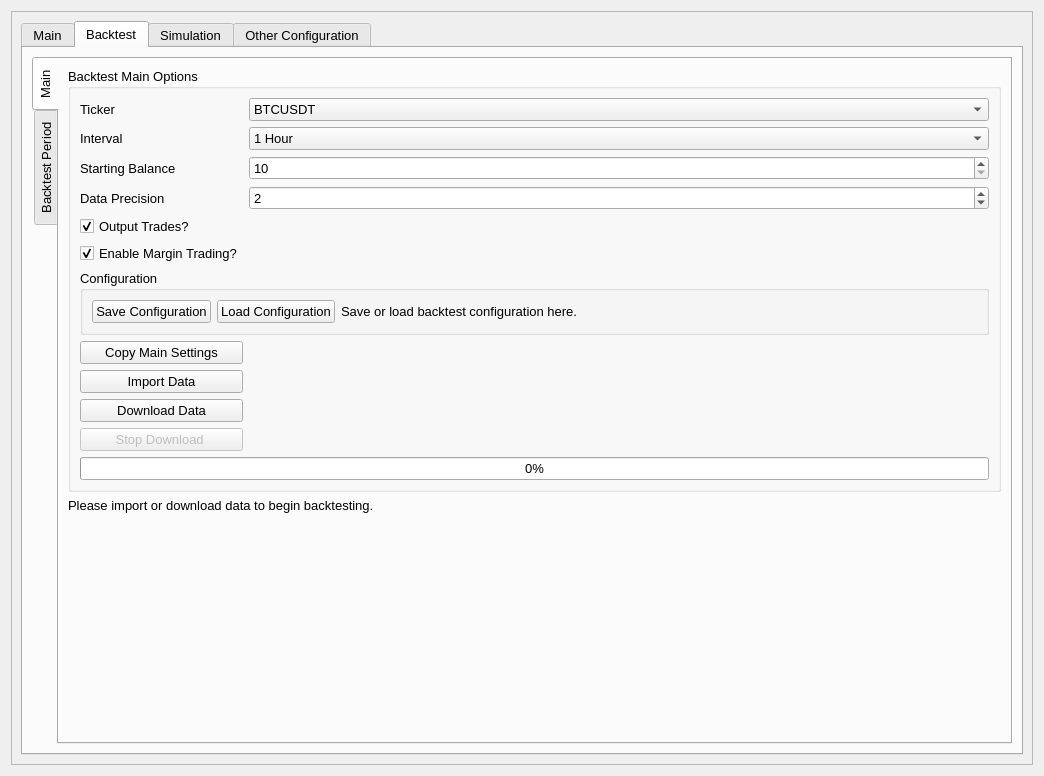
Old version of the form UI/configuration.ui in the repository ZENALC/algobot.
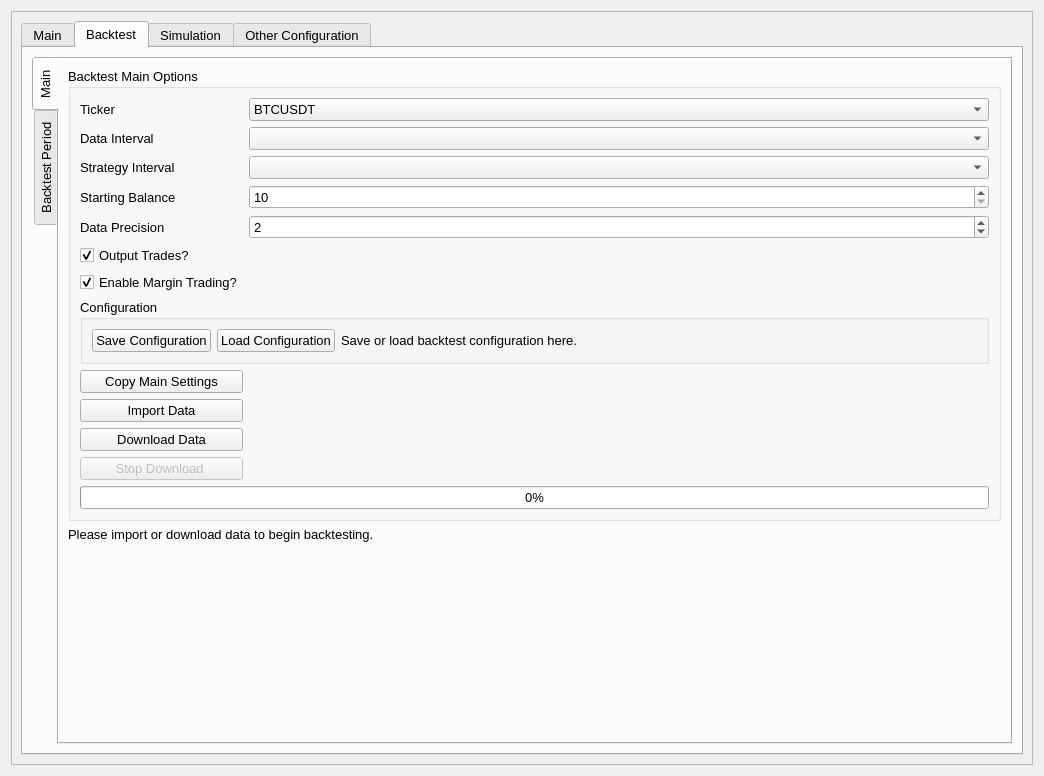
New version of the form. The open tabs and pages were chosen to show the change.

Commit message: refactor and added ability to select strategy data vs use data for backtests

```diff
--- a/UI/configuration.ui
+++ b/UI/configuration.ui
@@ -615,227 +615,6 @@
                   <string>Backtest Main Options</string>
                  </property>
                  <layout class="QGridLayout" name="gridLayout_8">
-                  <item row="7" column="0" colspan="3">
-                   <widget class="QGroupBox" name="groupBox_2">
-                    <property name="title">
-                     <string>Configuration</string>
-                    </property>
-                    <layout class="QHBoxLayout" name="horizontalLayout_6">
-                     <item>
-                      <widget class="QPushButton" name="backtestSaveConfigurationButton">
-                       <property name="text">
-                        <string>Save Configuration</string>
-                       </property>
-                      </widget>
-                     </item>
-                     <item>
-                      <widget class="QPushButton" name="backtestLoadConfigurationButton">
-                       <property name="text">
-                        <string>Load Configuration</string>
-                       </property>
-                      </widget>
-                     </item>
-                     <item>
-                      <widget class="QLabel" name="backtestConfigurationResult">
-                       <property name="text">
-                        <string>Save or load backtest configuration here.</string>
-                       </property>
-                      </widget>
-                     </item>
-                     <item>
-                      <spacer name="horizontalSpacer_7">
-                       <property name="orientation">
-                        <enum>Qt::Horizontal</enum>
-                       </property>
-                       <property name="sizeHint" stdset="0">
-                        <size>
-                         <width>40</width>
-                         <height>20</height>
-                        </size>
-                       </property>
-                      </spacer>
-                     </item>
-                    </layout>
-                   </widget>
-                  </item>
-                  <item row="4" column="0">
-                   <widget class="QLabel" name="backtestPrecisionLabel">
-                    <property name="text">
-                     <string>Data Precision</string>
-                    </property>
-                   </widget>
-                  </item>
-                  <item row="13" column="0">
-                   <widget class="QPushButton" name="backtestDownloadDataButton">
-                    <property name="sizePolicy">
-                     <sizepolicy hsizetype="Preferred" vsizetype="Fixed">
-                      <horstretch>0</horstretch>
-                      <verstretch>0</verstretch>
-                     </sizepolicy>
-                    </property>
-                    <property name="font">
-                     <font>
-                      <pointsize>10</pointsize>
-                     </font>
-                    </property>
-                    <property name="text">
-                     <string>Download Data</string>
-                    </property>
-                   </widget>
-                  </item>
-                  <item row="17" column="0">
-                   <widget class="QPushButton" name="backtestStopDownloadButton">
-                    <property name="enabled">
-                     <bool>false</bool>
-                    </property>
-                    <property name="text">
-                     <string>Stop Download </string>
-                    </property>
-                   </widget>
-                  </item>
-                  <item row="17" column="1">
-                   <widget class="QLabel" name="backtestDownloadLabel">
-                    <property name="text">
-                     <string/>
-                    </property>
-                   </widget>
-                  </item>
-                  <item row="18" column="0" colspan="3">
-                   <widget class="QProgressBar" name="backtestDownloadProgressBar">
-                    <property name="value">
-                     <number>0</number>
-                    </property>
-                   </widget>
-                  </item>
-                  <item row="6" column="0">
-                   <widget class="QCheckBox" name="backtestMarginTradingCheckBox">
-                    <property name="toolTip">
-                     <string>If you don't want to simulate margin trading, untick this.</string>
-                    </property>
-                    <property name="text">
-                     <string>Enable Margin Trading?</string>
-                    </property>
-                    <property name="checked">
-                     <bool>true</bool>
-                    </property>
-                   </widget>
-                  </item>
-                  <item row="2" column="1" colspan="2">
-                   <widget class="QComboBox" name="backtestIntervalComboBox">
-                    <property name="font">
-                     <font>
-                      <pointsize>10</pointsize>
-                     </font>
-                    </property>
-                    <property name="currentText">
-                     <string>1 Hour</string>
-                    </property>
-                    <item>
-                     <property name="text">
-                      <string>1 Hour</string>
-                     </property>
-                    </item>
-                    <item>
-                     <property name="text">
-                      <string>2 Hours</string>
-                     </property>
-                    </item>
-                    <item>
-                     <property name="text">
-                      <string>4 Hours</string>
-                     </property>
-                    </item>
-                    <item>
-                     <property name="text">
-                      <string>6 Hours</string>
-                     </property>
-                    </item>
-                    <item>
-                     <property name="text">
-                      <string>8 Hours</string>
-                     </property>
-                    </item>
-                    <item>
-                     <property name="text">
-                      <string>12 Hours</string>
-                     </property>
-                    </item>
-                    <item>
-                     <property name="text">
-                      <string>1 Day</string>
-                     </property>
-                    </item>
-                    <item>
-                     <property name="text">
-                      <string>3 Days</string>
-                     </property>
-                    </item>
-                    <item>
-                     <property name="text">
-                      <string>1 Minute</string>
-                     </property>
-                    </item>
-                    <item>
-                     <property name="text">
-                      <string>3 Minutes</string>
-                     </property>
-                    </item>
-                    <item>
-                     <property name="text">
-                      <string>5 Minutes</string>
-                     </property>
-                    </item>
-                    <item>
-                     <property name="text">
-                      <string>15 Minutes</string>
-                     </property>
-                    </item>
-                    <item>
-                     <property name="text">
-                      <string>30 Minutes</string>
-                     </property>
-                    </item>
-                   </widget>
-                  </item>
-                  <item row="12" column="0">
-                   <widget class="QPushButton" name="backtestImportDataButton">
-                    <property name="sizePolicy">
-                     <sizepolicy hsizetype="Preferred" vsizetype="Fixed">
-                      <horstretch>0</horstretch>
-                      <verstretch>0</verstretch>
-                     </sizepolicy>
-                    </property>
-                    <property name="font">
-                     <font>
-                      <pointsize>10</pointsize>
-                     </font>
-                    </property>
-                    <property name="whatsThis">
-                     <string>Import CSV data here.</string>
-                    </property>
-                    <property name="text">
-                     <string>Import Data</string>
-                    </property>
-                   </widget>
-                  </item>
-                  <item row="2" column="0">
-                   <widget class="QLabel" name="backtestIntervalLabel">
-                    <property name="sizePolicy">
-                     <sizepolicy hsizetype="Fixed" vsizetype="Preferred">
-                      <horstretch>0</horstretch>
-                      <verstretch>0</verstretch>
-                     </sizepolicy>
-                    </property>
-                    <property name="font">
-                     <font>
-                      <pointsize>10</pointsize>
-                     </font>
-                    </property>
-                    <property name="text">
-                     <string>Interval</string>
-                    </property>
-                   </widget>
-                  </item>
                   <item row="1" column="0">
                    <widget class="QLabel" name="backtestTickerLabel">
                     <property name="sizePolicy">
@@ -854,27 +633,71 @@
                     </property>
                    </widget>
                   </item>
-                  <item row="4" column="1" colspan="2">
-                   <widget class="QSpinBox" name="backtestPrecisionSpinBox">
-                    <property name="minimum">
-                     <number>1</number>
+                  <item row="1" column="1" colspan="2">
+                   <widget class="QComboBox" name="backtestTickerComboBox">
+                    <property name="sizePolicy">
+                     <sizepolicy hsizetype="Preferred" vsizetype="Fixed">
+                      <horstretch>0</horstretch>
+                      <verstretch>0</verstretch>
+                     </sizepolicy>
                     </property>
-                    <property name="maximum">
-                     <number>20</number>
+                    <property name="font">
+                     <font>
+                      <pointsize>10</pointsize>
+                     </font>
                     </property>
-                    <property name="value">
-                     <number>2</number>
-                    </property>
+                    <item>
+                     <property name="text">
+                      <string>BTCUSDT</string>
+                     </property>
+                    </item>
                    </widget>
                   </item>
                   <item row="3" column="0">
+                   <widget class="QLabel" name="backtestStrategyIntervalLabel">
+                    <property name="text">
+                     <string>Strategy Interval</string>
+                    </property>
+                   </widget>
+                  </item>
+                  <item row="2" column="0">
+                   <widget class="QLabel" name="backtestIntervalLabel">
+                    <property name="sizePolicy">
+                     <sizepolicy hsizetype="Fixed" vsizetype="Preferred">
+                      <horstretch>0</horstretch>
+                      <verstretch>0</verstretch>
+                     </sizepolicy>
+                    </property>
+                    <property name="font">
+                     <font>
+                      <pointsize>10</pointsize>
+                     </font>
+                    </property>
+                    <property name="text">
+                     <string>Data Interval</string>
+                    </property>
+                   </widget>
+                  </item>
+                  <item row="4" column="0">
                    <widget class="QLabel" name="backtestStartingBalance">
                     <property name="text">
                      <string>Starting Balance</string>
                     </property>
                    </widget>
                   </item>
-                  <item row="3" column="1" colspan="2">
+                  <item row="2" column="1" colspan="2">
+                   <widget class="QComboBox" name="backtestIntervalComboBox">
+                    <property name="font">
+                     <font>
+                      <pointsize>10</pointsize>
+                     </font>
+                    </property>
+                    <property name="currentText">
+                     <string/>
+                    </property>
+                   </widget>
+                  </item>
+                  <item row="4" column="1" colspan="2">
                    <widget class="QSpinBox" name="backtestStartingBalanceSpinBox">
                     <property name="minimum">
                      <number>10</number>
@@ -884,47 +707,27 @@
                     </property>
                    </widget>
                   </item>
-                  <item row="11" column="1">
-                   <widget class="QLabel" name="backtestCopyLabel">
-                    <property name="text">
-                     <string/>
-                    </property>
-                   </widget>
-                  </item>
-                  <item row="1" column="1" colspan="2">
-                   <widget class="QComboBox" name="backtestTickerComboBox">
-                    <property name="sizePolicy">
-                     <sizepolicy hsizetype="Preferred" vsizetype="Fixed">
-                      <horstretch>0</horstretch>
-                      <verstretch>0</verstretch>
-                     </sizepolicy>
-                    </property>
-                    <property name="font">
-                     <font>
-                      <pointsize>10</pointsize>
-                     </font>
-                    </property>
-                    <item>
-                     <property name="text">
-                      <string>BTCUSDT</string>
-                     </property>
-                    </item>
-                   </widget>
-                  </item>
-                  <item row="11" column="0">
-                   <widget class="QPushButton" name="backtestCopySettingsButton">
-                    <property name="sizePolicy">
-                     <sizepolicy hsizetype="Preferred" vsizetype="Fixed">
-                      <horstretch>0</horstretch>
-                      <verstretch>0</verstretch>
-                     </sizepolicy>
-                    </property>
-                    <property name="text">
-                     <string>Copy Main Settings</string>
-                    </property>
-                   </widget>
-                  </item>
                   <item row="5" column="0">
+                   <widget class="QLabel" name="backtestPrecisionLabel">
+                    <property name="text">
+                     <string>Data Precision</string>
+                    </property>
+                   </widget>
+                  </item>
+                  <item row="5" column="1" colspan="2">
+                   <widget class="QSpinBox" name="backtestPrecisionSpinBox">
+                    <property name="minimum">
+                     <number>1</number>
+                    </property>
+                    <property name="maximum">
+                     <number>20</number>
+                    </property>
+                    <property name="value">
+                     <number>2</number>
+                    </property>
+                   </widget>
+                  </item>
+                  <item row="6" column="0">
                    <widget class="QCheckBox" name="backtestOutputTradesCheckBox">
                     <property name="toolTip">
                      <string>If a backtest has a lot of trades, it can take a while to open the file. If you're just interested in the results and not the trades, untick this.</string>
@@ -937,6 +740,157 @@
                     </property>
                    </widget>
                   </item>
+                  <item row="19" column="0" colspan="3">
+                   <widget class="QProgressBar" name="backtestDownloadProgressBar">
+                    <property name="value">
+                     <number>0</number>
+                    </property>
+                   </widget>
+                  </item>
+                  <item row="14" column="0">
+                   <widget class="QPushButton" name="backtestDownloadDataButton">
+                    <property name="sizePolicy">
+                     <sizepolicy hsizetype="Preferred" vsizetype="Fixed">
+                      <horstretch>0</horstretch>
+                      <verstretch>0</verstretch>
+                     </sizepolicy>
+                    </property>
+                    <property name="font">
+                     <font>
+                      <pointsize>10</pointsize>
+                     </font>
+                    </property>
+                    <property name="text">
+                     <string>Download Data</string>
+                    </property>
+                   </widget>
+                  </item>
+                  <item row="12" column="1">
+                   <widget class="QLabel" name="backtestCopyLabel">
+                    <property name="text">
+                     <string/>
+                    </property>
+                   </widget>
+                  </item>
+                  <item row="13" column="0">
+                   <widget class="QPushButton" name="backtestImportDataButton">
+                    <property name="sizePolicy">
+                     <sizepolicy hsizetype="Preferred" vsizetype="Fixed">
+                      <horstretch>0</horstretch>
+                      <verstretch>0</verstretch>
+                     </sizepolicy>
+                    </property>
+                    <property name="font">
+                     <font>
+                      <pointsize>10</pointsize>
+                     </font>
+                    </property>
+                    <property name="whatsThis">
+                     <string>Import CSV data here.</string>
+                    </property>
+                    <property name="text">
+                     <string>Import Data</string>
+                    </property>
+                   </widget>
+                  </item>
+                  <item row="7" column="0">
+                   <widget class="QCheckBox" name="backtestMarginTradingCheckBox">
+                    <property name="toolTip">
+                     <string>If you don't want to simulate margin trading, untick this.</string>
+                    </property>
+                    <property name="text">
+                     <string>Enable Margin Trading?</string>
+                    </property>
+                    <property name="checked">
+                     <bool>true</bool>
+                    </property>
+                   </widget>
+                  </item>
+                  <item row="18" column="0">
+                   <widget class="QPushButton" name="backtestStopDownloadButton">
+                    <property name="enabled">
+                     <bool>false</bool>
+                    </property>
+                    <property name="text">
+                     <string>Stop Download </string>
+                    </property>
+                   </widget>
+                  </item>
+                  <item row="18" column="1">
+                   <widget class="QLabel" name="backtestDownloadLabel">
+                    <property name="text">
+                     <string/>
+                    </property>
+                   </widget>
+                  </item>
+                  <item row="12" column="0">
+                   <widget class="QPushButton" name="backtestCopySettingsButton">
+                    <property name="sizePolicy">
+                     <sizepolicy hsizetype="Preferred" vsizetype="Fixed">
+                      <horstretch>0</horstretch>
+                      <verstretch>0</verstretch>
+                     </sizepolicy>
+                    </property>
+                    <property name="text">
+                     <string>Copy Main Settings</string>
+                    </property>
+                   </widget>
+                  </item>
+                  <item row="8" column="0" colspan="3">
+                   <widget class="QGroupBox" name="groupBox_2">
+                    <property name="title">
+                     <string>Configuration</string>
+                    </property>
+                    <layout class="QHBoxLayout" name="horizontalLayout_6">
+                     <item>
+                      <widget class="QPushButton" name="backtestSaveConfigurationButton">
+                       <property name="text">
+                        <string>Save Configuration</string>
+                       </property>
+                      </widget>
+                     </item>
+                     <item>
+                      <widget class="QPushButton" name="backtestLoadConfigurationButton">
+                       <property name="text">
+                        <string>Load Configuration</string>
+                       </property>
+                      </widget>
+                     </item>
+                     <item>
+                      <widget class="QLabel" name="backtestConfigurationResult">
+                       <property name="text">
+                        <string>Save or load backtest configuration here.</string>
+                       </property>
+                      </widget>
+                     </item>
+                     <item>
+                      <spacer name="horizontalSpacer_7">
+                       <property name="orientation">
+                        <enum>Qt::Horizontal</enum>
+                       </property>
+                       <property name="sizeHint" stdset="0">
+                        <size>
+                         <width>40</width>
+                         <height>20</height>
+                        </size>
+                       </property>
+                      </spacer>
+                     </item>
+                    </layout>
+                   </widget>
+                  </item>
+                  <item row="3" column="1" colspan="2">
+                   <widget class="QComboBox" name="backtestStrategyIntervalCombobox">
+                    <property name="font">
+                     <font>
+                      <pointsize>10</pointsize>
+                     </font>
+                    </property>
+                    <property name="currentText">
+                     <string/>
+                    </property>
+                   </widget>
+                  </item>
                  </layout>
                 </widget>
                </item>
```
Left out of the diff: 80 changed lines with no effect on the pictures. The commit also changes 5 other files.
